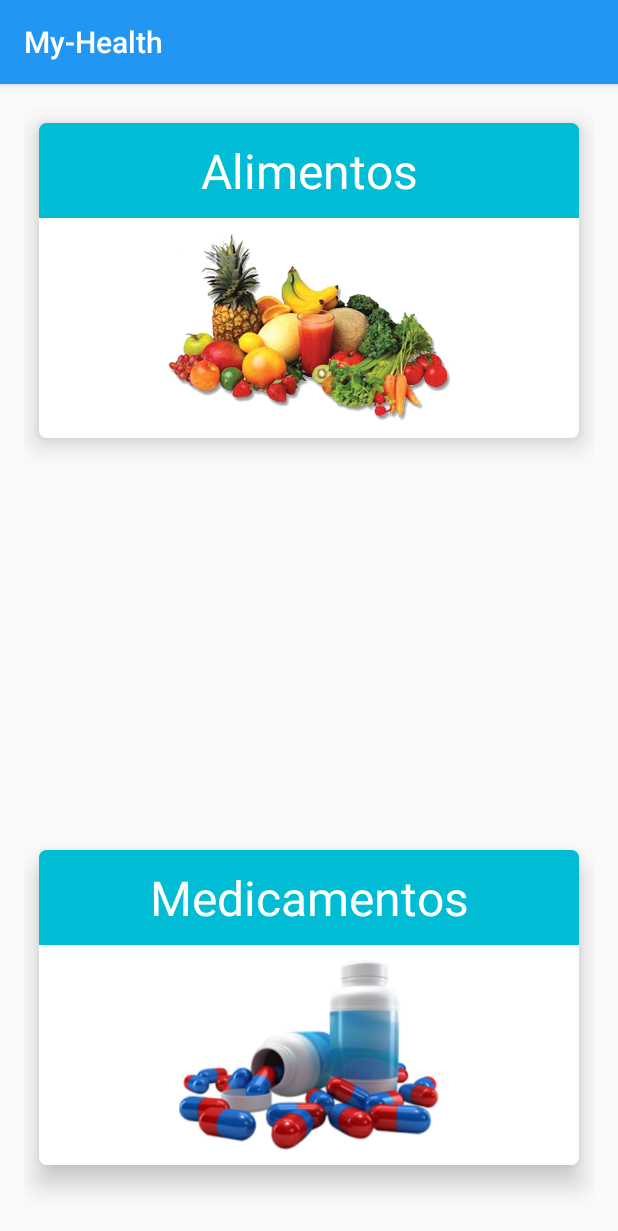
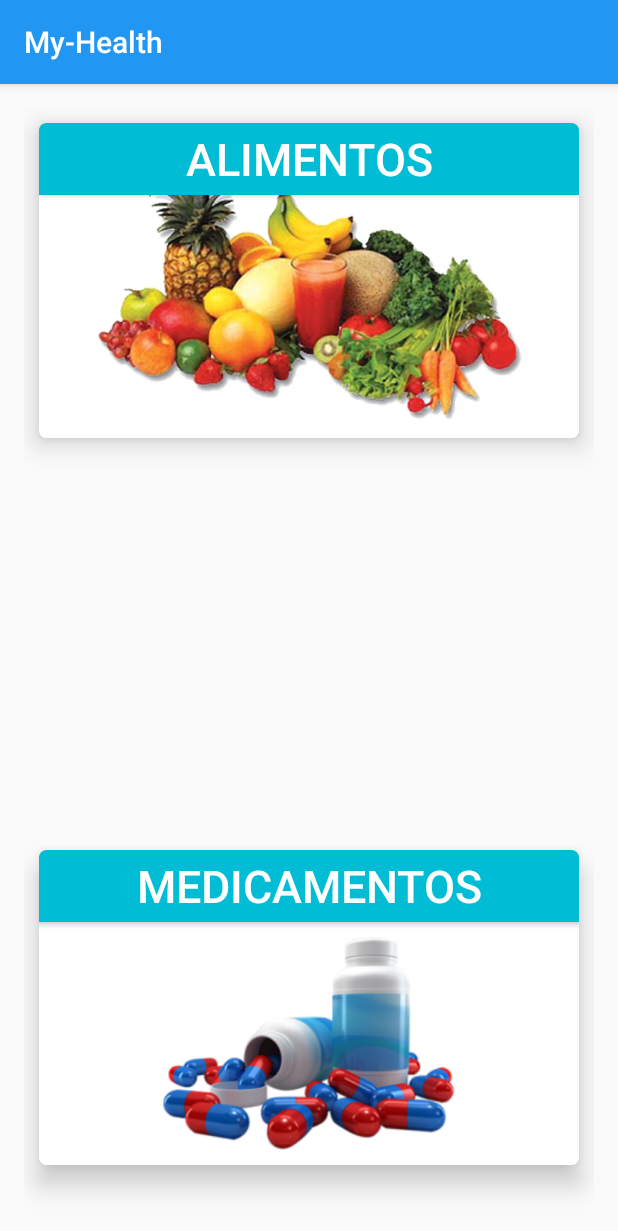
Before and after one commit to GARGUI3/My-Health, an Android app: the OpcionesActivity screen opened directly, with no data from a screen before it, on a phone screen of 412 x 824 dp. Shown: the top 1231 px of the screen. Run offline under Robolectric (Android 15) with nearby library versions, the phone set to English and light mode, and no system bars.

Commit message:
Segundo  commit

```diff
--- a/app/build.gradle
+++ b/app/build.gradle
@@ -25,4 +25,6 @@ dependencies {
     compile 'com.android.support:appcompat-v7:24.1.1'
     compile 'com.android.support:cardview-v7:24.1.1'
     compile 'com.android.support:design:24.1.1'
+    //compile project(':picasso-2.5.2')
+    compile 'com.squareup.picasso:picasso:2.5.2'
 }
--- a/app/src/main/java/ulsaoaxaca/edu/mx/my_health/MainActivity.java
+++ b/app/src/main/java/ulsaoaxaca/edu/mx/my_health/MainActivity.java
@@ -7,6 +7,7 @@ import android.support.v7.app.AppCompatActivity;
 import android.view.View;
 import android.widget.Button;
 import android.widget.EditText;
+import android.widget.Toast;
 
 public class MainActivity extends AppCompatActivity {
     public static final String PREFS_NAME = "LoginPrefs";
--- a/app/src/main/java/ulsaoaxaca/edu/mx/my_health/OpcionesActivity.java
+++ b/app/src/main/java/ulsaoaxaca/edu/mx/my_health/OpcionesActivity.java
@@ -1,18 +1,17 @@
 package ulsaoaxaca.edu.mx.my_health;
 
-import android.content.Intent;
-import android.content.SharedPreferences;
+
 import android.os.Bundle;
 import android.support.v7.app.AppCompatActivity;
-import android.support.v7.widget.CardView;
 import android.view.View;
 import android.widget.Button;
 import android.widget.EditText;
+import android.widget.ImageView;
+import android.widget.ListView;
 
 public class OpcionesActivity extends AppCompatActivity {
+    final static String ip="http://192.168.1.65/android/datos.php";
 
-    CardView cardAlimentos;
-    CardView cardMedicamentos;
 
     @Override
     protected void onCreate(Bundle savedInstanceState) {
@@ -20,22 +19,14 @@ public class OpcionesActivity extends AppCompatActivity {
         setContentView(R.layout.activity_opciones);
 
 
-        cardAlimentos = (CardView) findViewById(R.id.cardAlimentos);
-        cardMedicamentos = (CardView) findViewById(R.id.cardMedicamentos);
+        Button iAlimentos = (Button) findViewById(R.id.btnAlimentos);
 
-        cardAlimentos.setOnClickListener(new View.OnClickListener() {
+        final ListView lv= (ListView) findViewById(R.id.lv);
+        iAlimentos.setOnClickListener(new View.OnClickListener() {
             @Override
             public void onClick(View v) {
-                Intent intent = new Intent(OpcionesActivity.this, ListActivity.class);
-                startActivity(intent);
-            }
-        });
+                new BajarDatos(OpcionesActivity.this,ip,lv).execute();
 
-        cardMedicamentos.setOnClickListener(new View.OnClickListener() {
-            @Override
-            public void onClick(View v) {
-                Intent intent = new Intent(OpcionesActivity.this, ListActivity.class);
-                startActivity(intent);
             }
         });
 
--- a/app/src/main/res/layout/activity_opciones.xml
+++ b/app/src/main/res/layout/activity_opciones.xml
@@ -10,7 +10,8 @@
     tools:context="ulsaoaxaca.edu.mx.my_health.OpcionesActivity">
 
 
-    <android.support.v7.widget.CardView xmlns:android="http://schemas.android.com/apk/res/android"
+    <android.support.v7.widget.CardView
+        xmlns:android="http://schemas.android.com/apk/res/android"
         xmlns:card_view="http://schemas.android.com/apk/res-auto"
         android:layout_width="match_parent"
         android:layout_height="210dp"
@@ -38,24 +39,23 @@
                 android:layout_alignParentBottom="true"
                 android:layout_alignParentEnd="true"
                 android:layout_alignParentStart="true"
-                android:layout_below="@+id/medicinaTxt"
                 android:padding="10dp"
                 android:src="@drawable/medicamentos2"
-                android:clickable="true" />
+                android:clickable="true"
+                android:id="@+id/ImgMedicamentos"
+                android:layout_below="@+id/btnMedicamentos" />
 
-            <TextView
-                android:id="@+id/medicinaTxt"
+            <Button
                 android:layout_width="match_parent"
                 android:layout_height="wrap_content"
+                android:text="MEDICAMENTOS"
+                android:textSize="30dp"
+                android:textColor="@color/textWhite"
+                android:id="@+id/btnMedicamentos"
+                android:layout_alignParentTop="true"
                 android:layout_alignParentStart="true"
-                android:layout_alignParentTop="true"
                 android:background="@color/colorAccent"
-                android:gravity="center"
-                android:padding="10dp"
-                android:text="Medicamentos"
-                android:textColor="@color/textWhite"
-                android:textSize="@dimen/abc_dropdownitem_icon_width"
-                android:clickable="true" />
+                />
 
         </RelativeLayout>
 
@@ -83,30 +83,29 @@
             >
 
             <ImageView
-                android:id="@+id/alimentos"
                 android:layout_width="210dp"
                 android:layout_height="210dp"
-                android:layout_alignParentBottom="true"
-                android:layout_alignParentEnd="true"
-                android:layout_alignParentStart="true"
-                android:layout_below="@+id/textView"
                 android:padding="10dp"
                 android:src="@drawable/comida3"
-                android:clickable="true" />
+                android:clickable="true"
+                android:id="@+id/ImgAlimentos"
+                android:layout_alignParentTop="true"
+                android:layout_alignParentStart="true"
+                android:layout_alignParentEnd="true" />
 
-            <TextView
-                android:id="@+id/textView"
-                android:layout_width="match_parent"
+            <Button
+                android:layout_width="wrap_content"
                 android:layout_height="wrap_content"
+                android:text="Alimentos"
+                android:textSize="30dp"
+                android:textColor="@color/textWhite"
+                android:id="@+id/btnAlimentos"
                 android:layout_alignParentStart="true"
+                android:layout_alignParentEnd="true"
                 android:layout_alignParentTop="true"
                 android:background="@color/colorAccent"
-                android:gravity="center"
-                android:padding="10dp"
-                android:text="Alimentos"
-                android:textColor="@color/textWhite"
-                android:textSize="@dimen/abc_dropdownitem_icon_width"
-                android:clickable="true" />
+
+                />
 
         </RelativeLayout>
 
--- a/app/src/main/res/layout/content_list.xml
+++ b/app/src/main/res/layout/content_list.xml
@@ -15,7 +15,7 @@
     <ListView
         android:layout_width="wrap_content"
         android:layout_height="wrap_content"
-        android:id="@+id/listView"
+        android:id="@+id/lv"
         android:layout_alignParentTop="true"
         android:layout_alignParentStart="true" />
 </RelativeLayout>
```
Also changed, not shown: app/src/main/AndroidManifest.xml (+1 -7 lines), app/src/main/java/ulsaoaxaca/edu/mx/my_health/Adaptador.java (added, +67 -0 lines), app/src/main/java/ulsaoaxaca/edu/mx/my_health/BajarDatos.java (added, +102 -0 lines), app/src/main/java/ulsaoaxaca/edu/mx/my_health/Conector.java (added, +35 -0 lines), app/src/main/java/ulsaoaxaca/edu/mx/my_health/ElementoLista.java (added, +60 -0 lines), app/src/main/java/ulsaoaxaca/edu/mx/my_health/ImagenPicasso.java (added, +23 -0 lines), app/src/main/java/ulsaoaxaca/edu/mx/my_health/Parseo.java (added, +103 -0 lines), app/src/main/res/layout/activity_list.xml (+5 -5 lines), app/src/main/res/layout/dialog.xml (deleted, +0 -53 lines), app/src/main/res/layout/modelo.xml (added, +62 -0 lines), app/src/main/res/drawable/agua.png (added), 1 other file.
